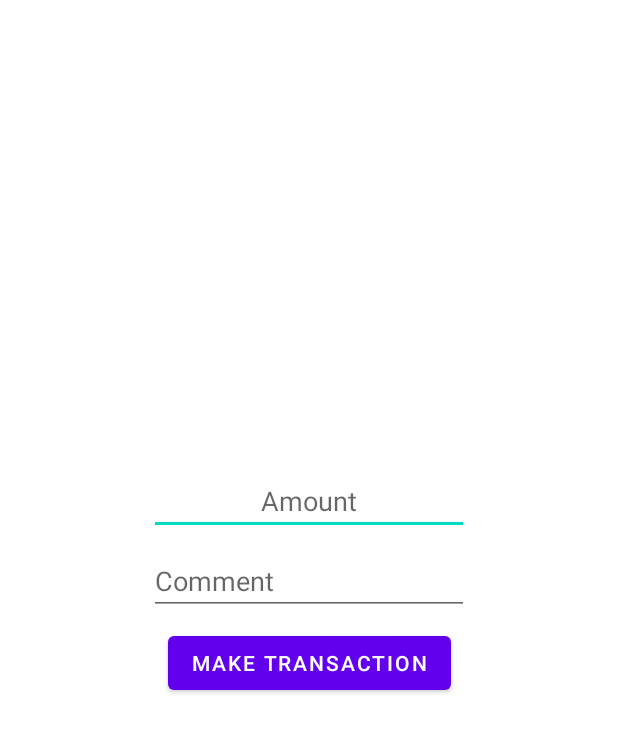
After one commit to acmauth/MobileDevelopment-ExpensesTracker, an Android app: the layout transaction_activity.xml on its own in the app's theme, with its tools: preview values and no code run, on a phone screen of 412 x 824 dp. The commit adds this screen. Shown: the top 732 px of the screen. Run offline under Robolectric (Android 15) with nearby library versions, the phone set to English and light mode, and no system bars.

Commit message:
Implementation of the .xml file for the transaction activity

```diff
--- /dev/null
+++ b/ExpensesTracker/app/src/main/res/layout/transaction_activity.xml
@@ -0,0 +1,49 @@
+<?xml version="1.0" encoding="utf-8"?>
+<androidx.constraintlayout.widget.ConstraintLayout
+    xmlns:android="http://schemas.android.com/apk/res/android"
+    xmlns:app="http://schemas.android.com/apk/res-auto"
+    android:layout_width="match_parent"
+    android:layout_height="match_parent">
+
+    <EditText
+        android:id="@+id/editTextTransactionAmount"
+        android:layout_width="wrap_content"
+        android:layout_height="wrap_content"
+        android:autofillHints="@string/amount"
+        android:ems="10"
+        android:hint="@string/amount"
+        android:inputType="numberSigned|numberDecimal"
+        android:textAlignment="center"
+        android:textAllCaps="true"
+        app:layout_constraintBottom_toBottomOf="parent"
+        app:layout_constraintEnd_toEndOf="parent"
+        app:layout_constraintStart_toStartOf="parent"
+        app:layout_constraintTop_toTopOf="parent"
+        app:layout_constraintVertical_bias="0.4" />
+
+    <EditText
+        android:id="@+id/editTextTransactionComment"
+        android:layout_width="wrap_content"
+        android:layout_height="wrap_content"
+        android:layout_marginTop="8dp"
+        android:autofillHints="@string/comment"
+        android:ems="10"
+        android:hint="@string/comment"
+        android:inputType="textShortMessage|textLongMessage"
+        app:layout_constraintEnd_toEndOf="parent"
+        app:layout_constraintStart_toStartOf="parent"
+        app:layout_constraintTop_toBottomOf="@+id/editTextTransactionAmount" />
+
+    <Button
+        android:id="@+id/buttonTransaction"
+        android:layout_width="wrap_content"
+        android:layout_height="wrap_content"
+        android:layout_marginTop="8dp"
+        android:text="@string/make_transaction"
+        app:layout_constraintBottom_toBottomOf="parent"
+        app:layout_constraintEnd_toEndOf="parent"
+        app:layout_constraintStart_toStartOf="parent"
+        app:layout_constraintTop_toBottomOf="@+id/editTextTransactionComment"
+        app:layout_constraintVertical_bias="0.0" />
+
+</androidx.constraintlayout.widget.ConstraintLayout>
--- a/ExpensesTracker/app/src/main/res/values/strings.xml
+++ b/ExpensesTracker/app/src/main/res/values/strings.xml
@@ -16,5 +16,8 @@
     <string name="per_week">Per Week</string>
     <string name="per_month">Per Month</string>
     <string name="initial_budget">Initial Budget</string>
+    <string name="amount">Amount</string>
+    <string name="comment">Comment</string>
+    <string name="make_transaction">make transaction</string>
 
 </resources>
```
